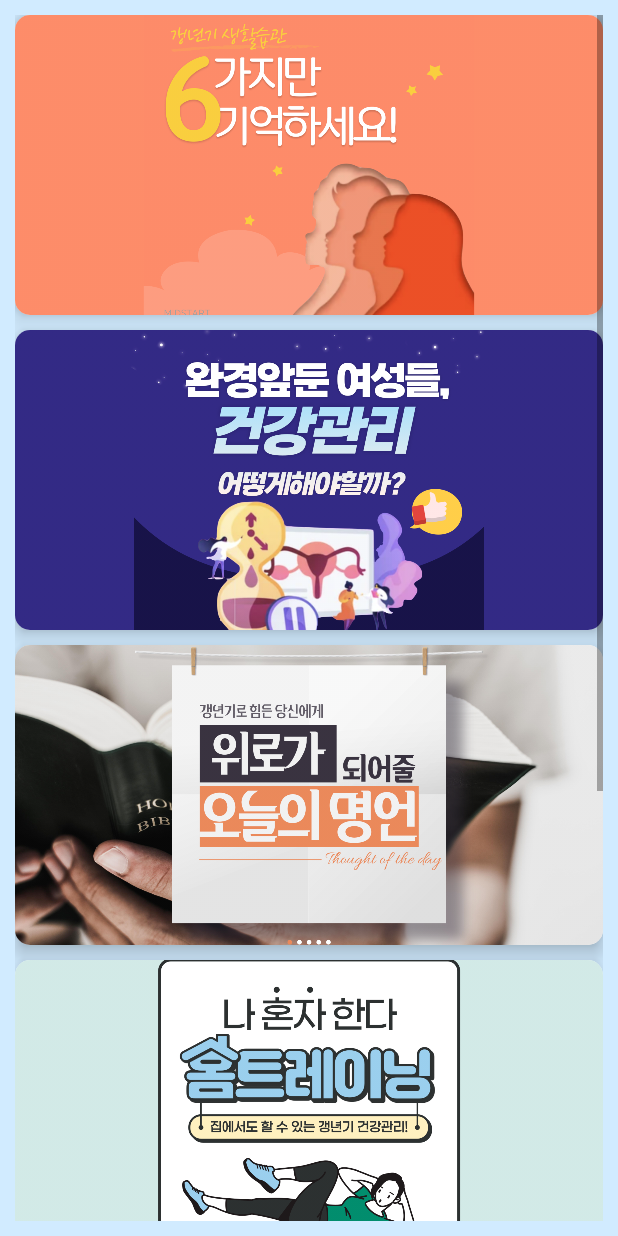
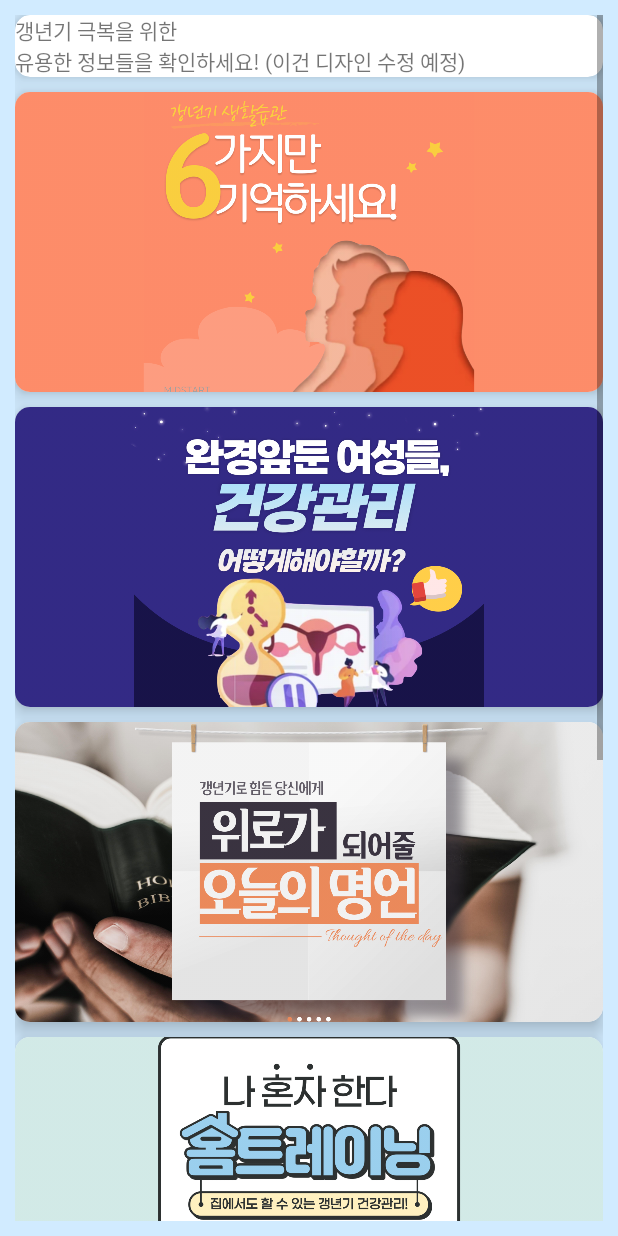
Before and after one commit to Midstart/Midstart_repo, an Android app: the CardNewsActivity screen opened directly, with no data from a screen before it, on a phone screen of 412 x 824 dp. Run offline under Robolectric (Android 15) with nearby library versions, the phone set to English and light mode, and no system bars.

Commit message:
카드 뉴스 디자인 수정

```diff
--- a/app/src/main/res/layout/activity_card_news.xml
+++ b/app/src/main/res/layout/activity_card_news.xml
@@ -14,15 +14,33 @@
         <androidx.constraintlayout.widget.ConstraintLayout
             android:layout_width="match_parent"
             android:layout_height="match_parent">
+
             <androidx.cardview.widget.CardView
-                android:id="@+id/cardView1"
+                android:id="@+id/cardView7"
                 android:layout_width="match_parent"
                 android:layout_height="wrap_content"
                 app:cardCornerRadius="10dp"
                 app:cardElevation="8dp"
                 app:layout_constraintEnd_toEndOf="parent"
                 app:layout_constraintStart_toStartOf="parent"
-                app:layout_constraintTop_toTopOf="parent">
+                tools:ignore="MissingConstraints">
+
+                <TextView
+                    android:layout_width="match_parent"
+                    android:layout_height="wrap_content"
+                    android:text="갱년기 극복을 위한 \n유용한 정보들을 확인하세요! (이건 디자인 수정 예정)" />
+            </androidx.cardview.widget.CardView>
+
+            <androidx.cardview.widget.CardView
+                android:id="@+id/cardView1"
+                android:layout_width="match_parent"
+                android:layout_height="wrap_content"
+                android:layout_marginTop="10dp"
+                app:cardCornerRadius="10dp"
+                app:cardElevation="8dp"
+                app:layout_constraintEnd_toEndOf="parent"
+                app:layout_constraintStart_toStartOf="parent"
+                app:layout_constraintTop_toBottomOf="@+id/cardView7">
 
                 <ImageView
                     android:id="@+id/news1"
--- a/app/src/main/res/layout/activity_card_news1.xml
+++ b/app/src/main/res/layout/activity_card_news1.xml
@@ -6,6 +6,7 @@
     android:layout_height="match_parent"
     android:orientation="vertical"
     android:gravity="center"
+    android:background="#FFFFFF"
     tools:context=".CardNews1">
 
     <com.smarteist.autoimageslider.SliderView
@@ -21,7 +22,7 @@
         app:sliderIndicatorOrientation="horizontal"
         app:sliderIndicatorPadding="3dp"
         app:sliderIndicatorRadius="2dp"
-        app:sliderIndicatorSelectedColor="#606060"
+        app:sliderIndicatorSelectedColor="#3AFFBA"
         app:sliderIndicatorUnselectedColor="#DADADA"
         app:sliderScrollTimeInSec="2"
         app:sliderStartAutoCycle="true"
```
